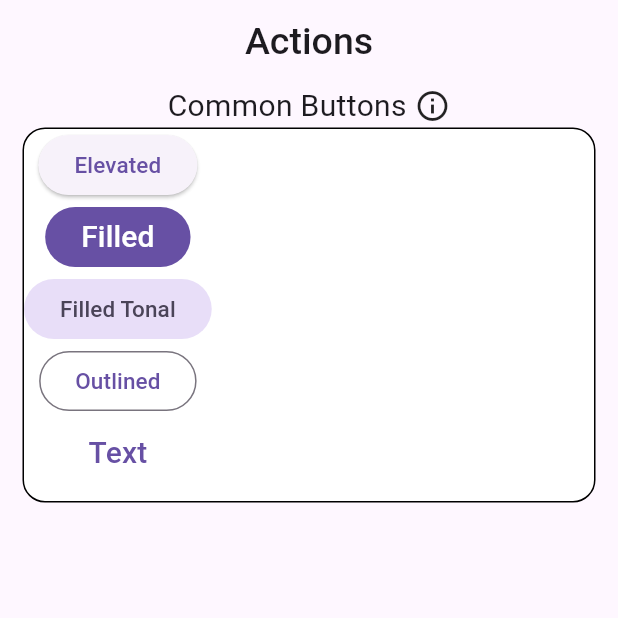
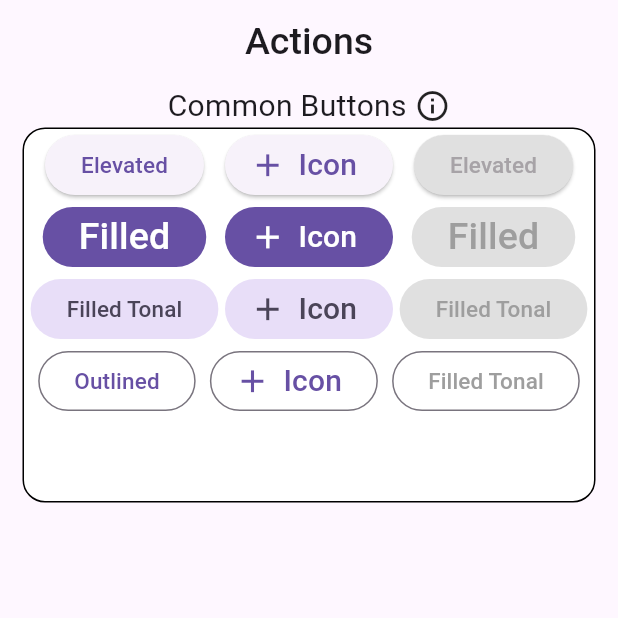
Before and after one commit to Avesh6754/clock_app_task, a Flutter app: the screen it shows after launch, on a phone screen of 412 x 824 dp, the top half of it. Run offline on Flutter 3.47's test engine with Material 3 defaults, Android fonts, the phone set to English and light mode, and no system bars.

Commit message:
02-08-2024

```diff
--- a/lib/screens/IconPages.dart
+++ b/lib/screens/IconPages.dart
@@ -1,3 +1,9 @@
+// import 'dart:nativewrappers/_internal/vm/lib/core_patch.dart';
+
+// import 'dart:nativewrappers/_internal/vm/lib/core_patch.dart';
+
+import 'dart:ui';
+
 import 'package:flutter/material.dart';
 
 class Iconpages extends StatefulWidget {
@@ -39,45 +45,90 @@ class _IconpagesState extends State<Iconpages> {
                   color: Colors.white,
                   borderRadius: BorderRadius.circular(15),
                   border: Border.all(color: Colors.black, width: 1)),
-              child: Row(
+              child: Column(
                 children: [
-                  Column(
+                  Row(
+                    mainAxisAlignment: MainAxisAlignment.spaceEvenly,
                     children: [
                       ElevatedButton(
                           onPressed: () {},
-                          child: Text(
-                            "Elevated",
-                            style: TextStyle(fontSize: 15),
-                          )),
+                          child: commonbutton(name: "Elevated", size: 15)),
+                      ElevatedButton.icon(
+                        onPressed: () {},
+                        icon: iconudf(size: 25, data: Icons.add),
+                        label: commonbutton(name: "Icon", size: 20),
+                      ),
+                      ElevatedButton(
+                        style: ButtonStyle(
+                            backgroundColor:
+                                WidgetStateProperty.all(Colors.grey.shade300)),
+                        onPressed: () {},
+                        child: commonbutton(
+                            name: "Elevated",
+                            size: 15,
+                            color: Color(0xffA7A3A7)),
+                      ),
+                    ],
+                  ),
+                  Row(
+                    mainAxisAlignment: MainAxisAlignment.spaceEvenly,
+                    children: [
                       FilledButton(
+                          onPressed: () {},
+                          child: commonbutton(name: "Filled", size: 25)),
+                      FilledButton.icon(
                         onPressed: () {},
-                        child: Text(
-                          "Filled",
-                          style: TextStyle(fontSize: 20),
-                        ),
+                        icon: iconudf(size: 25, data: Icons.add),
+                        label: commonbutton(name: "Icon", size: 20),
+                      ),
+                      FilledButton(
+                          style: ButtonStyle(
+                              backgroundColor: WidgetStateProperty.all(
+                                  Colors.grey.shade300)),
+                          onPressed: () {},
+                          child: commonbutton(
+                              name: "Filled", size: 25, color: Colors.grey))
+                    ],
+                  ),
+                  Row(
+                    mainAxisAlignment: MainAxisAlignment.spaceEvenly,
+                    children: [
+                      FilledButton.tonal(
+                          onPressed: () {},
+                          child: commonbutton(name: "Filled Tonal", size: 15)),
+                      FilledButton.tonalIcon(
+                        onPressed: () {},
+                        icon: iconudf(size: 25, data: Icons.add),
+                        label: commonbutton(name: "Icon", size: 20),
                       ),
                       FilledButton.tonal(
+                          style: ButtonStyle(
+                              backgroundColor: WidgetStateProperty.all(
+                                  Colors.grey.shade300)),
+                          onPressed: () {},
+                          child: commonbutton(
+                              name: "Filled Tonal", size: 15, color: Colors.grey))
+                    ],
+                  ),
+                  Row(
+                    mainAxisAlignment: MainAxisAlignment.spaceEvenly,
+                    children: [
+                      OutlinedButton(
+                          onPressed: () {},
+                          child: commonbutton(name: "Outlined", size: 15)),
+                      OutlinedButton.icon(
                         onPressed: () {},
-                        child: Text(
-                          'Filled Tonal',
-                          style: TextStyle(fontSize: 15),
-                        ),
+                        icon: iconudf(size: 25, data: Icons.add),
+                        label: commonbutton(name: "Icon", size: 20),
                       ),
                       OutlinedButton(
-                        onPressed: () {},
-                        child: Text(
-                          'Outlined',
-                          style: TextStyle(fontSize: 15),
-                        ),
-                      ),
-                      TextButton(
+                          style: ButtonStyle(
+                             overlayColor: WidgetStateProperty.all(Colors.grey)),
                           onPressed: () {},
-                          child: Text(
-                            "Text",
-                            style: TextStyle(fontSize: 20),
-                          ))
+                          child: commonbutton(
+                              name: "Filled Tonal", size: 15, color: Colors.grey))
                     ],
-                  )
+                  ),
                 ],
               ),
             )
@@ -86,4 +137,21 @@ class _IconpagesState extends State<Iconpages> {
       ),
     );
   }
+
+  Icon iconudf({
+    required double size,
+    required var data,
+  }) =>
+      Icon(
+        Icons.add,
+        size: 25,
+      );
+
+  Text commonbutton(
+      {required String name, required double size, Color? color}) {
+    return Text(
+      "$name",
+      style: TextStyle(fontSize: size, color: color),
+    );
+  }
 }
```
